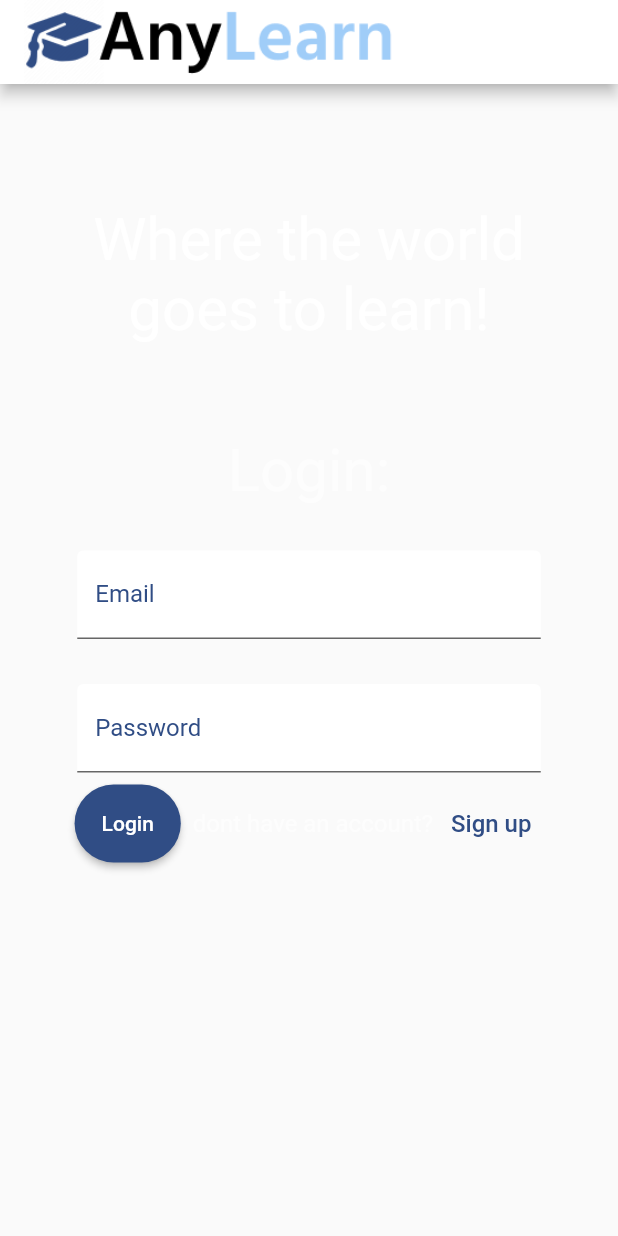
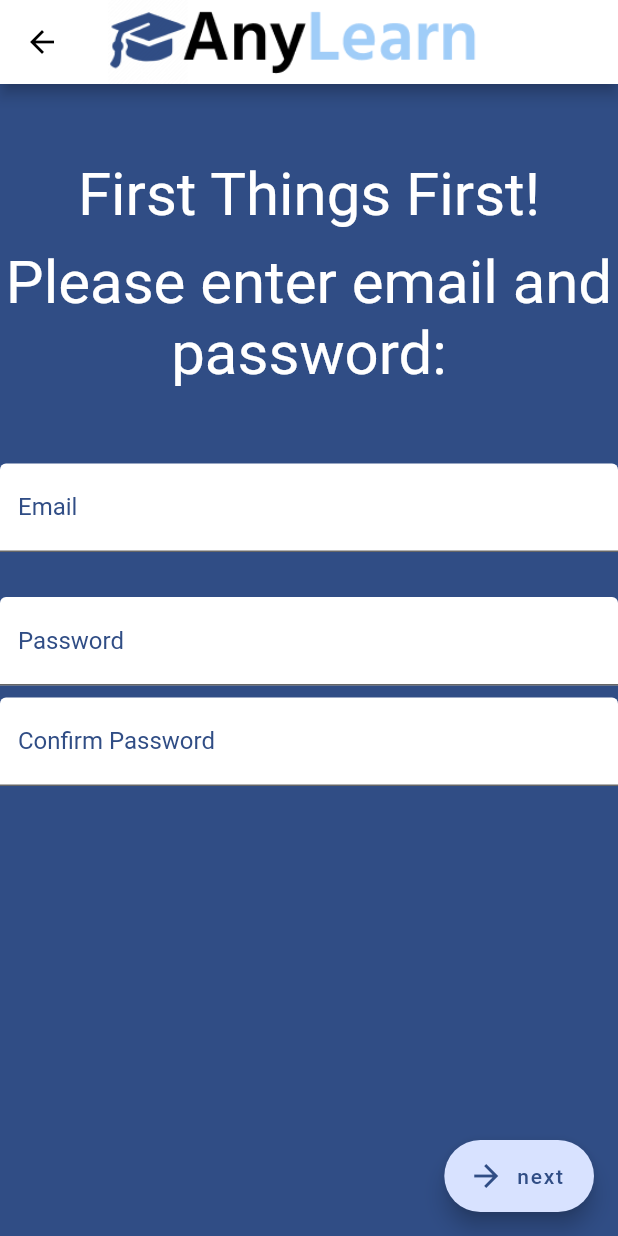
Before and after one commit to Bachuchee/AnyLearn, a Flutter app: the LoginPage screen opened by its route, after a tap on "Sign up", on a phone screen of 412 x 824 dp. Run offline on Flutter 3.47's test engine with Material 2 defaults, Android fonts, the phone set to English and light mode, and no system bars; our stand-ins replace flutter_svg, go_router, pocketbase, shared_preferences, url_strategy; missing offline and left inert: animate_gradient; accounts and stored records are empty.

Commit message:
Create most of signup screen, only need topic grid now

```diff
--- a/anylearn/lib/Theme/colors.dart
+++ b/anylearn/lib/Theme/colors.dart
@@ -2,3 +2,5 @@ import 'dart:ui';
 
 const primaryColor = Color(0xFFB4D7F9);
 const secondaryColor = Color(0xFF304D85);
+const primarySurface = Color(0xFFCDE5FF);
+const secondarySurface = Color(0xFFD8E2FF);
--- a/anylearn/lib/main.dart
+++ b/anylearn/lib/main.dart
@@ -1,6 +1,7 @@
 import 'package:anylearn/controllers/auth_service.dart';
 import 'package:anylearn/views/home.dart';
 import 'package:anylearn/views/login/login.dart';
+import 'package:anylearn/views/signup/signup.dart';
 import 'package:flutter/material.dart';
 import 'package:go_router/go_router.dart';
 import 'package:anylearn/models/pocket_client.dart';
@@ -27,9 +28,15 @@ class MyApp extends StatelessWidget {
         name: 'Login',
         builder: (context, state) => const LoginPage(),
       ),
+      GoRoute(
+        path: '/signup',
+        name: 'Signup',
+        builder: (context, state) => const SignupPage(),
+      )
     ],
     redirect: (context, state) async {
-      final bool isLoggingIn = state.subloc == state.namedLocation("Login");
+      final bool isLoggingIn = state.subloc == state.namedLocation("Login") ||
+          state.subloc == state.namedLocation("Signup");
 
       if (await AuthService.checkAuth()) {
         return null;
--- a/anylearn/lib/models/pocket_client.dart
+++ b/anylearn/lib/models/pocket_client.dart
@@ -1,3 +1,4 @@
+import 'package:anylearn/models/topic.dart';
 import 'package:pocketbase/pocketbase.dart';
 import 'package:shared_preferences/shared_preferences.dart';
 
@@ -7,4 +8,18 @@ class PocketClient {
   static PocketBase getClient() {
     return _client;
   }
+
+  static Future<List<Topic>> getTopics() async {
+    final topicList = await _client.records.getFullList(
+      'topics',
+      batch: 200,
+      filter: 'is_valid = True',
+    );
+    final List<Topic> topics = [];
+    topicList.forEach((element) {
+      topics.add(Topic(element.data['name'], element.data['description']));
+    });
+
+    return topics;
+  }
 }
--- /dev/null
+++ b/anylearn/lib/models/topic.dart
@@ -0,0 +1,6 @@
+class Topic {
+  const Topic(this.name, this.description);
+
+  final String name;
+  final String description;
+}
--- a/anylearn/lib/views/login/components.dart
+++ b/anylearn/lib/views/login/components.dart
@@ -145,7 +145,9 @@ class _LoginSectionState extends State<LoginSection> {
               ),
               const SizedBox(width: 4.0),
               TextButton(
-                onPressed: () {},
+                onPressed: () {
+                  context.go('/signup');
+                },
                 child: const Text(
                   "Sign up",
                   style: TextStyle(
--- /dev/null
+++ b/anylearn/lib/views/signup/signup.dart
@@ -0,0 +1,370 @@
+import 'package:anylearn/Theme/colors.dart';
+import 'package:anylearn/models/pocket_client.dart';
+import 'package:flutter/material.dart';
+import 'package:flutter/src/widgets/container.dart';
+import 'package:flutter/src/widgets/framework.dart';
+import 'package:go_router/go_router.dart';
+import 'package:pocketbase/pocketbase.dart';
+import '../../models/topic.dart';
+
+class SignupPage extends StatefulWidget {
+  const SignupPage({super.key});
+
+  @override
+  State<SignupPage> createState() => _SignupPageState();
+}
+
+class _SignupPageState extends State<SignupPage> {
+  late final PageController _pageController;
+  late final TextEditingController _emailController;
+  late final TextEditingController _passwordController;
+  late final TextEditingController _confrimController;
+  late final TextEditingController _usernameController;
+  List<Topic> _topicList = [];
+  final pocketClient = PocketClient.getClient();
+
+  @override
+  void initState() {
+    super.initState();
+    _pageController = PageController();
+    _emailController = TextEditingController();
+    _passwordController = TextEditingController();
+    _confrimController = TextEditingController();
+    _usernameController = TextEditingController();
+    PocketClient.getTopics().then((value) {
+      setState(() {
+        _topicList = value;
+      });
+    });
+  }
+
+  @override
+  void dispose() {
+    super.dispose();
+    _pageController.dispose();
+    _emailController.dispose();
+    _passwordController.dispose();
+    _confrimController.dispose();
+    _usernameController.dispose();
+  }
+
+  Future<void> createAccount() async {
+    try {
+      final userData = await pocketClient.users.create(
+        body: {
+          'email': _emailController.text,
+          'password': _passwordController.text,
+          'passwordConfirm': _confrimController.text
+        },
+      );
+
+      _pageController.animateToPage(
+        1,
+        duration: const Duration(milliseconds: 300),
+        curve: Curves.easeIn,
+      );
+    } on ClientException catch (e) {
+      final message = e.response["errorMessage"];
+
+      ScaffoldMessenger.of(context).showSnackBar(
+        SnackBar(
+          content: Text(message),
+        ),
+      );
+    }
+  }
+
+  @override
+  Widget build(BuildContext context) {
+    final firstPage = Scaffold(
+      floatingActionButton: FloatingActionButton.extended(
+        onPressed: () {
+          createAccount();
+        },
+        backgroundColor: secondarySurface,
+        foregroundColor: secondaryColor,
+        icon: const Icon(Icons.arrow_forward),
+        label: const Text("next"),
+      ),
+      body: Container(
+        height: double.infinity,
+        width: double.infinity,
+        decoration: const BoxDecoration(
+          color: secondaryColor,
+        ),
+        child: Column(
+          crossAxisAlignment: CrossAxisAlignment.center,
+          children: [
+            const SizedBox(height: 50.0),
+            const Text(
+              "First Things First!",
+              textAlign: TextAlign.center,
+              style: TextStyle(
+                fontSize: 40.0,
+                color: Colors.white,
+              ),
+            ),
+            const SizedBox(height: 12.0),
+            const Text(
+              "Please enter email and password:",
+              textAlign: TextAlign.center,
+              style: TextStyle(
+                fontSize: 40.0,
+                color: Colors.white,
+              ),
+            ),
+            const SizedBox(height: 50.0),
+            SizedBox(
+              width: 509.0,
+              child: TextField(
+                controller: _emailController,
+                keyboardType: TextInputType.emailAddress,
+                style: const TextStyle(color: secondaryColor),
+                cursorColor: secondaryColor,
+                decoration: const InputDecoration(
+                  filled: true,
+                  labelText: "Email",
+                  labelStyle: TextStyle(color: secondaryColor),
+                  focusColor: secondaryColor,
+                  fillColor: Colors.white,
+                ),
+              ),
+            ),
+            const SizedBox(height: 30.0),
+            SizedBox(
+              width: 509.0,
+              child: TextField(
+                controller: _passwordController,
+                keyboardType: TextInputType.visiblePassword,
+                style: const TextStyle(color: secondaryColor),
+                obscureText: true,
+                enableSuggestions: false,
+                autocorrect: false,
+                cursorColor: secondaryColor,
+                decoration: const InputDecoration(
+                  filled: true,
+                  labelText: "Password",
+                  labelStyle: TextStyle(color: secondaryColor),
+                  focusColor: secondaryColor,
+                  fillColor: Colors.white,
+                ),
+              ),
+            ),
+            const SizedBox(height: 8.0),
+            SizedBox(
+              width: 509.0,
+              child: TextField(
+                controller: _confrimController,
+                keyboardType: TextInputType.visiblePassword,
+                style: const TextStyle(color: secondaryColor),
+                obscureText: true,
+                enableSuggestions: false,
+                autocorrect: false,
+                cursorColor: secondaryColor,
+                decoration: const InputDecoration(
+                  filled: true,
+                  labelText: "Confirm Password",
+                  labelStyle: TextStyle(color: secondaryColor),
+                  focusColor: secondaryColor,
+                  fillColor: Colors.white,
+                ),
+              ),
+            ),
+          ],
+        ),
+      ),
+    );
+
+    var secondPage = Scaffold(
+      floatingActionButton: Row(
+        mainAxisAlignment: MainAxisAlignment.end,
+        children: [
+          FloatingActionButton.extended(
+            onPressed: () {
+              if (_usernameController.text.length >= 4 &&
+                  _usernameController.text.length <= 35) {
+                _pageController.animateToPage(
+                  2,
+                  duration: const Duration(milliseconds: 300),
+                  curve: Curves.easeIn,
+                );
+              } else {
+                ScaffoldMessenger.of(context).showSnackBar(
+                  const SnackBar(
+                    content:
+                        Text("Username must be between 4 and 35 characters"),
+                  ),
+                );
+              }
+            },
+            backgroundColor: secondarySurface,
+            foregroundColor: secondaryColor,
+            icon: const Icon(Icons.arrow_forward),
+            label: const Text("next"),
+          ),
+        ],
+      ),
+      body: Container(
+        height: double.infinity,
+        width: double.infinity,
+        decoration: const BoxDecoration(
+          gradient: LinearGradient(colors: [secondaryColor, primaryColor]),
+        ),
+        child: Column(
+          crossAxisAlignment: CrossAxisAlignment.center,
+          children: [
+            const SizedBox(height: 50.0),
+            const Text(
+              "Great!",
+              textAlign: TextAlign.center,
+              style: TextStyle(
+                fontSize: 40.0,
+                color: Colors.white,
+              ),
+            ),
+            const SizedBox(height: 16.0),
+            const Text(
+              "Up next, how about creating your avatar?",
+              textAlign: TextAlign.center,
+              style: TextStyle(
+                fontSize: 40.0,
+                color: Colors.white,
+              ),
+            ),
+            const SizedBox(height: 50.0),
+            SizedBox(
+              width: 509.0,
+              child: TextField(
+                controller: _usernameController,
+                keyboardType: TextInputType.emailAddress,
+                style: const TextStyle(color: secondaryColor),
+                cursorColor: secondaryColor,
+                decoration: const InputDecoration(
+                  filled: true,
+                  labelText: "username",
+                  labelStyle: TextStyle(color: secondaryColor),
+                  focusColor: secondaryColor,
+                  fillColor: Colors.white,
+                ),
+              ),
+            ),
+            const SizedBox(height: 20.0),
+            CircleAvatar(
+              radius: 100,
+              child: Container(
+                decoration: const BoxDecoration(
+                  image: DecorationImage(
+                    image: AssetImage('assets/images/DefaultAvatar.jpg'),
+                  ),
+                  shape: BoxShape.circle,
+                ),
+              ),
+            ),
+            const SizedBox(height: 4.0),
+            Text(
+              "profile avatar",
+              style: TextStyle(
+                fontSize: 16.0,
+                color: Colors.white.withOpacity(0.6),
+              ),
+            ),
+          ],
+        ),
+      ),
+    );
+
+    var thirdPage = Container(
+      decoration: const BoxDecoration(color: primaryColor),
+      width: double.infinity,
+      height: double.infinity,
+      child: Column(
+        crossAxisAlignment: CrossAxisAlignment.center,
+        children: [
+          const SizedBox(height: 50.0),
+          const Text(
+            "Almost there!",
+            textAlign: TextAlign.center,
+            style: TextStyle(
+              fontSize: 40.0,
+              color: Colors.white,
+            ),
+          ),
+          const SizedBox(height: 16.0),
+          const Text(
+            "All that's left now is to pick some topics:",
+            textAlign: TextAlign.center,
+            style: TextStyle(
+              fontSize: 40.0,
+              color: Colors.white,
+            ),
+          ),
+          const SizedBox(height: 30.0),
+          Expanded(
+            child: GridView.builder(
+              gridDelegate: const SliverGridDelegateWithMaxCrossAxisExtent(
+                maxCrossAxisExtent: 50.0,
+                mainAxisSpacing: 1.0,
+                crossAxisSpacing: 1.0,
+                childAspectRatio: 1.0,
+                mainAxisExtent: 200.0,
+              ),
+              shrinkWrap: true,
+              scrollDirection: Axis.horizontal,
+              itemCount: _topicList.length,
+              itemBuilder: (context, index) => InputChip(
+                label: Text(_topicList[index].name),
+              ),
+            ),
+          ),
+          const SizedBox(height: 8.0),
+          ElevatedButton(
+            onPressed: () {},
+            style: ElevatedButton.styleFrom(
+              backgroundColor: secondaryColor,
+              shape: const RoundedRectangleBorder(
+                borderRadius: BorderRadius.all(
+                  Radius.circular(100.0),
+                ),
+              ),
+              padding: const EdgeInsets.symmetric(
+                horizontal: 36.0,
+                vertical: 18.0,
+              ),
+            ),
+            child: const Text("Signup"),
+          ),
+          const SizedBox(height: 16.0),
+        ],
+      ),
+    );
+
+    return Scaffold(
+      appBar: AppBar(
+        title: const Image(
+          image: AssetImage('assets/images/Logo.png'),
+          width: 250.0,
+          height: 250.0,
+        ),
+        leading: IconButton(
+          icon: const Icon(
+            Icons.arrow_back,
+            color: Colors.black,
+          ),
+          onPressed: () {
+            context.go('/login');
+          },
+        ),
+        backgroundColor: Colors.white,
+      ),
+      body: PageView(
+        physics: const NeverScrollableScrollPhysics(),
+        controller: _pageController,
+        children: [
+          firstPage,
+          secondPage,
+          thirdPage,
+        ],
+      ),
+    );
+  }
+}
--- a/anylearn/pubspec.yaml
+++ b/anylearn/pubspec.yaml
@@ -42,6 +42,7 @@ dependencies:
   url_strategy: ^0.2.0
   animate_gradient: ^0.0.2
   flutter_svg: ^1.1.6
+  image_picker: ^0.8.6
 
 dev_dependencies:
   flutter_test:
```
Also changed, not shown: anylearn/assets/images/DefaultAvatar.jpg (added), anylearn/lib/views/signup/components.dart (added), anylearn/pocketbase/pb_data/storage/systemprofiles0/epxmeamx1rpwgv8/juan_sPnUM76b9u.jpg (deleted), anylearn/pocketbase/pb_data/storage/systemprofiles0/epxmeamx1rpwgv8/thumbs_juan_sPnUM76b9u.jpg/100x100_juan_sPnUM76b9u.jpg (deleted), 5 other files.
